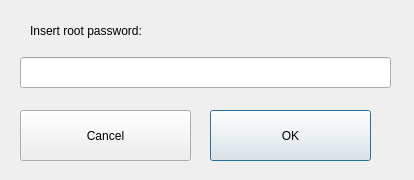
Qt form qsudo.ui (alfredobonino/qsudo) before a commit.
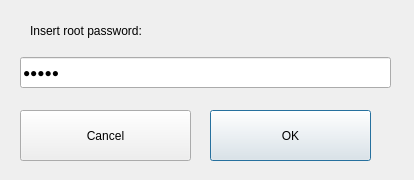
The same form after that commit.

Commit message: add hidden-text to rootPassword

```diff
--- a/qsudo.ui
+++ b/qsudo.ui
@@ -67,6 +67,15 @@
     <property name="focusPolicy">
      <enum>Qt::StrongFocus</enum>
     </property>
+    <property name="inputMethodHints">
+     <set>Qt::ImhHiddenText|Qt::ImhNoAutoUppercase|Qt::ImhNoPredictiveText|Qt::ImhSensitiveData</set>
+    </property>
+    <property name="text">
+     <string>ccccc</string>
+    </property>
+    <property name="echoMode">
+     <enum>QLineEdit::Password</enum>
+    </property>
     <property name="dragEnabled">
      <bool>true</bool>
     </property>
```
Left out of the diff: 3 changed lines with no effect on the pictures. The commit also changes 2 other files.
